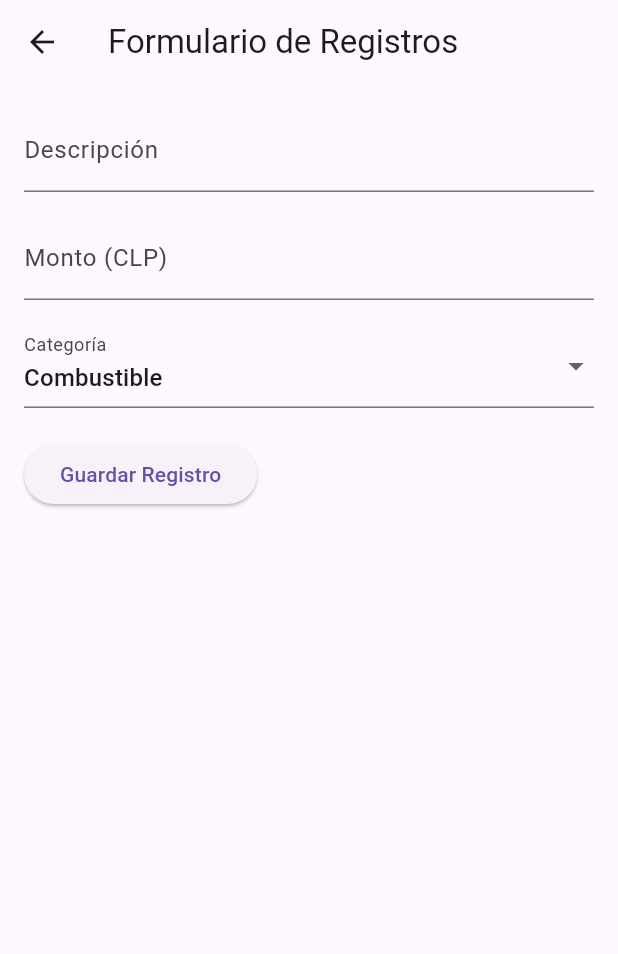
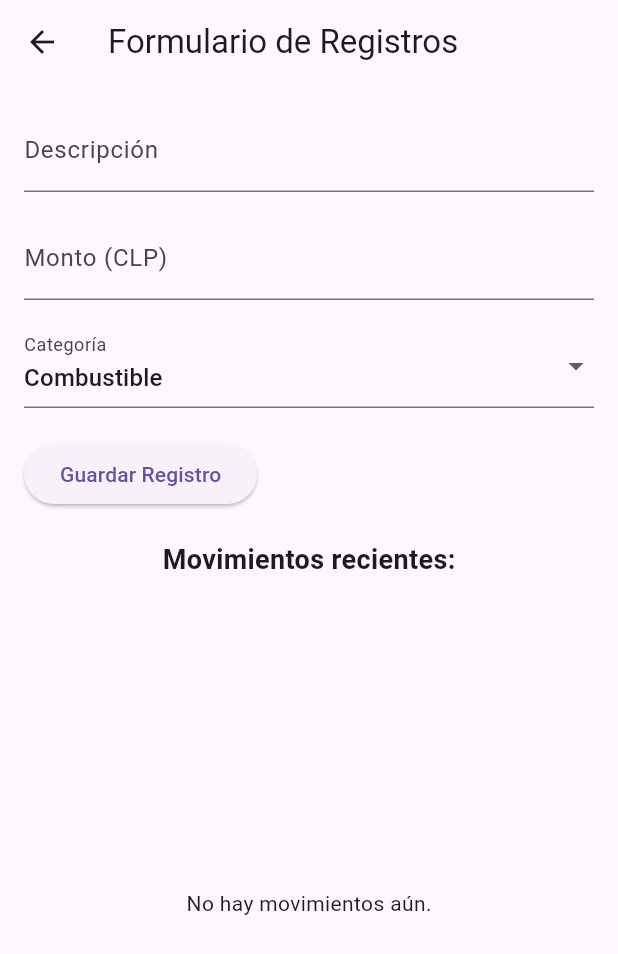
Before and after one commit to Javier-Rivera2311/Eventos_cari_tipe3, a Flutter app: the screen it shows after launch, item 2 of the bottom bar chosen, after a tap on "Formulario de Registros", on a phone screen of 412 x 824 dp. Shown: the top 954 px of the screen. Run offline on Flutter 3.47's test engine with Material 3 defaults, Android fonts, the phone set to English and light mode, and no system bars; our stand-ins replace fl_chart, google_nav_bar.

Commit message:
se agrego cambios generale entre las funcionalidades de las vistas , se agrego fechas a los ingresos nuevos ahora los ingresos negativos se visualizan.

```diff
--- a/lib/screens/IngresosYgastos.dart
+++ b/lib/screens/IngresosYgastos.dart
@@ -9,13 +9,17 @@ class IngresosYGastosScreen extends StatefulWidget {
 }
 
 class _IngresosYGastosScreenState extends State<IngresosYGastosScreen> {
-  // Variables para almacenar los datos de ingresos y gastos
   List<Map<String, dynamic>> movimientos = [];
 
-  // Función para agregar un nuevo movimiento de dinero
   void _agregarMovimiento(Map<String, dynamic> movimiento) {
     setState(() {
       movimientos.add(movimiento);
+    });
+  }
+
+  void _eliminarMovimiento(Map<String, dynamic> movimiento) {
+    setState(() {
+      movimientos.remove(movimiento);
     });
   }
 
@@ -25,15 +29,13 @@ class _IngresosYGastosScreenState extends State<IngresosYGastosScreen> {
       appBar: AppBar(
         title: const Text('Ingresos y Gastos'),
       ),
-      body: Padding(
-        padding: const EdgeInsets.all(16.0),
+      body: Center(
         child: Column(
-          mainAxisAlignment: MainAxisAlignment.center,
+          mainAxisSize: MainAxisSize.min,
           crossAxisAlignment: CrossAxisAlignment.center,
           children: [
             ElevatedButton(
               onPressed: () {
-                // Navegar a la vista de Comparativas
                 Navigator.push(
                   context,
                   MaterialPageRoute(
@@ -47,12 +49,13 @@ class _IngresosYGastosScreenState extends State<IngresosYGastosScreen> {
             const SizedBox(height: 16),
             ElevatedButton(
               onPressed: () {
-                // Navegar a la vista de Formulario de Registros
                 Navigator.push(
                   context,
                   MaterialPageRoute(
                     builder: (context) => FormularioDeRegistrosScreen(
                       agregarMovimiento: _agregarMovimiento,
+                      eliminarMovimiento: _eliminarMovimiento,
+                      movimientos: movimientos,
                     ),
                   ),
                 );
@@ -62,7 +65,6 @@ class _IngresosYGastosScreenState extends State<IngresosYGastosScreen> {
             const SizedBox(height: 16),
             ElevatedButton(
               onPressed: () {
-                // Navegar a la vista de Reporte Financiero
                 Navigator.push(
                   context,
                   MaterialPageRoute(
@@ -80,11 +82,22 @@ class _IngresosYGastosScreenState extends State<IngresosYGastosScreen> {
   }
 }
 
+// Nota: Asegúrate de no tener otra llamada a FormularioDeRegistrosScreen() en otro archivo
+// sin los parámetros requeridos. Este error ocurre si en otro lado del código haces algo como:
+// Navigator.push(context, MaterialPageRoute(builder: (_) => FormularioDeRegistrosScreen()));
+// Esa llamada también debe incluir los tres parámetros requeridos.
+
 class FormularioDeRegistrosScreen extends StatefulWidget {
   final Function(Map<String, dynamic>) agregarMovimiento;
+  final Function(Map<String, dynamic>) eliminarMovimiento;
+  final List<Map<String, dynamic>> movimientos;
 
-  const FormularioDeRegistrosScreen(
-      {super.key, required this.agregarMovimiento});
+  const FormularioDeRegistrosScreen({
+    super.key,
+    required this.agregarMovimiento,
+    required this.eliminarMovimiento,
+    required this.movimientos,
+  });
 
   @override
   _FormularioDeRegistrosScreenState createState() =>
@@ -137,13 +150,20 @@ class _FormularioDeRegistrosScreenState
 
   @override
   Widget build(BuildContext context) {
+    final transacciones = widget.movimientos
+        .where((mov) => mov['monto'] != null)
+        .toList()
+      ..sort((a, b) => b['fecha'].compareTo(a['fecha']));
+
     return Scaffold(
       appBar: AppBar(
         title: const Text('Formulario de Registros'),
       ),
       body: Padding(
         padding: const EdgeInsets.all(16.0),
-        child: Form(
+        child: Column(
+          children: [
+            Form(
               key: _formKey,
               child: Column(
                 crossAxisAlignment: CrossAxisAlignment.start,
@@ -166,7 +186,7 @@ class _FormularioDeRegistrosScreenState
                     controller: _montoController,
                     decoration: const InputDecoration(
                       labelText: 'Monto (CLP)',
-                  hintText: 'Ejemplo: 1000',
+                      hintText: 'Ejemplo: 1000 (ingreso) o -500 (gasto)',
                     ),
                     keyboardType: TextInputType.number,
                     validator: (value) {
@@ -208,6 +228,73 @@ class _FormularioDeRegistrosScreenState
                   ),
                 ],
               ),
+            ),
+            const SizedBox(height: 20),
+            const Text(
+              'Movimientos recientes:',
+              style: TextStyle(fontSize: 18, fontWeight: FontWeight.bold),
+            ),
+            const SizedBox(height: 10),
+            Expanded(
+              child: transacciones.isEmpty
+                  ? const Center(child: Text('No hay movimientos aún.'))
+                  : ListView.builder(
+                      itemCount: transacciones.length,
+                      itemBuilder: (context, index) {
+                        final mov = transacciones[index];
+                        final DateTime fecha = mov['fecha'];
+                        final String tipo =
+                            mov['monto'] >= 0 ? 'Ingreso' : 'Gasto';
+
+                        return Card(
+                          child: ListTile(
+                            title: Text(mov['descripcion']),
+                            subtitle: Text(
+                                '$tipo - ${mov['categoria']} - ${fecha.day}/${fecha.month}/${fecha.year}'),
+                            trailing: Text(
+                              '\$${mov['monto'].toStringAsFixed(2)}',
+                              style: TextStyle(
+                                color: mov['monto'] >= 0
+                                    ? Colors.green
+                                    : Colors.red,
+                                fontWeight: FontWeight.bold,
+                              ),
+                            ),
+                            onTap: () async {
+                              final confirm = await showDialog<bool>(
+                                context: context,
+                                builder: (ctx) => AlertDialog(
+                                  title: const Text('¿Eliminar movimiento?'),
+                                  content: const Text(
+                                      '¿Estás seguro de eliminar este movimiento?'),
+                                  actions: [
+                                    TextButton(
+                                      onPressed: () =>
+                                          Navigator.pop(ctx, false),
+                                      child: const Text('Cancelar'),
+                                    ),
+                                    TextButton(
+                                      onPressed: () => Navigator.pop(ctx, true),
+                                      child: const Text('Eliminar'),
+                                    ),
+                                  ],
+                                ),
+                              );
+
+                              if (confirm == true) {
+                                widget.eliminarMovimiento(mov);
+                                ScaffoldMessenger.of(context).showSnackBar(
+                                  const SnackBar(
+                                      content: Text('Movimiento eliminado')),
+                                );
+                              }
+                            },
+                          ),
+                        );
+                      },
+                    ),
+            ),
+          ],
         ),
       ),
     );
```
Also changed, not shown: 125 other files. Lines whose indentation alone changed are shown as unchanged.
